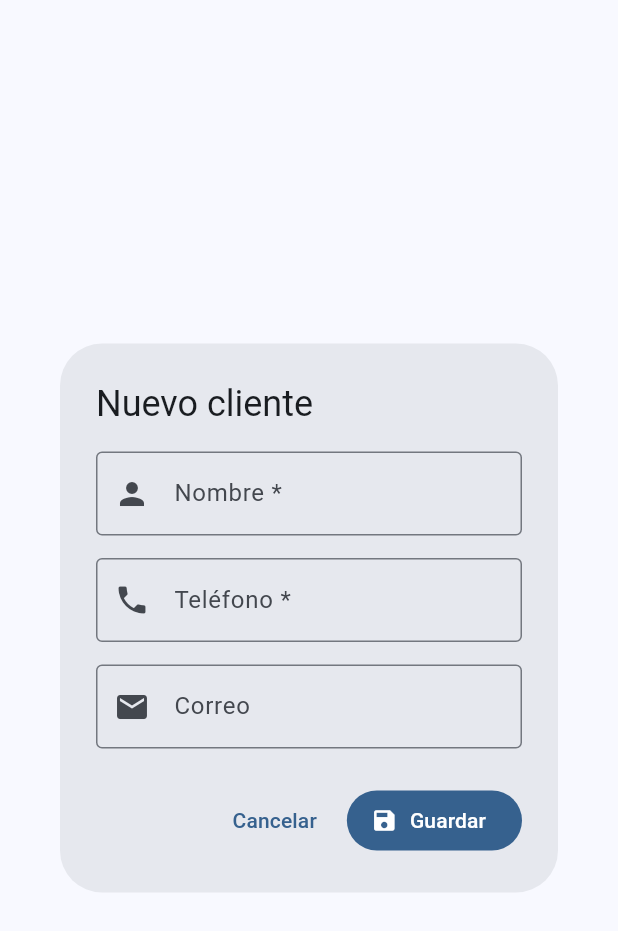
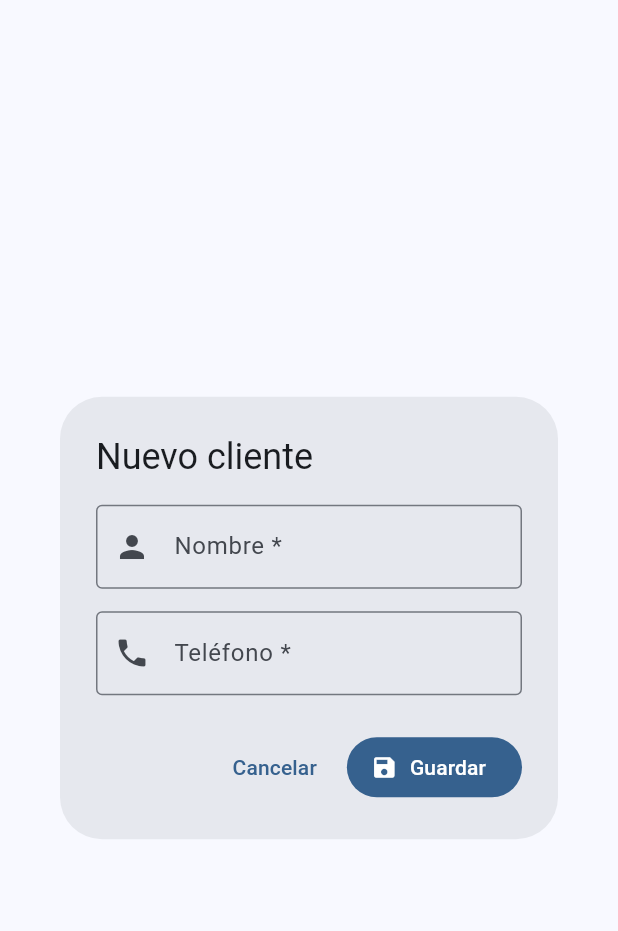
Before and after one commit to riagalv/repoServicio, a Flutter app: the FormularioClienteDialog widget shown alone on an empty page, opened directly, on a phone screen of 412 x 824 dp. Shown: the top 931 px of the screen. Run offline on Flutter 3.47's test engine with Material 3 defaults, Android fonts, the phone set to English and light mode, and no system bars; our stand-ins replace pdf, shared_preferences, sqflite_common_ffi; missing offline and left inert: file_selector; accounts and stored records are empty.

Commit message:
App Lista

```diff
--- a/registroapp/lib/database/database.dart
+++ b/registroapp/lib/database/database.dart
@@ -30,8 +30,7 @@ class DatabaseHelper {
             CREATE TABLE clientes (
               id INTEGER PRIMARY KEY AUTOINCREMENT,
               nombre TEXT NOT NULL,
-              telefono TEXT NOT NULL UNIQUE,
-              correo TEXT
+              telefono TEXT NOT NULL UNIQUE
             )
           ''');
           await db.execute('''
@@ -241,8 +240,7 @@ class DatabaseHelper {
       return await db.rawQuery('''
         SELECT ordenes.*,
                clientes.nombre AS cliente_nombre,
-               clientes.telefono AS cliente_telefono,
-               clientes.correo AS cliente_correo
+               clientes.telefono AS cliente_telefono
         FROM ordenes
         LEFT JOIN clientes ON ordenes.cliente_id = clientes.id
         ORDER BY ordenes.id DESC
@@ -252,8 +250,7 @@ class DatabaseHelper {
         return await db.rawQuery('''
           SELECT ordenes.*,
                  clientes.nombre AS cliente_nombre,
-                 clientes.telefono AS cliente_telefono,
-                 clientes.correo AS cliente_correo
+                 clientes.telefono AS cliente_telefono
           FROM ordenes
           LEFT JOIN clientes ON ordenes.clienteid = clientes.id
           ORDER BY ordenes.id DESC
@@ -272,7 +269,6 @@ class DatabaseHelper {
           if (c != null) {
             mut['cliente_nombre'] = c['nombre'];
             mut['cliente_telefono'] = c['telefono'];
-            mut['cliente_correo'] = c['correo'];
           }
           return mut;
         }).toList();
@@ -294,8 +290,7 @@ class DatabaseHelper {
       final resultado = await db.rawQuery('''
         SELECT ordenes.*,
                clientes.nombre AS cliente_nombre,
-               clientes.telefono AS cliente_telefono,
-               clientes.correo AS cliente_correo
+               clientes.telefono AS cliente_telefono
         FROM ordenes
         LEFT JOIN clientes ON ordenes.cliente_id = clientes.id
         WHERE ordenes.id = ?
@@ -308,8 +303,7 @@ class DatabaseHelper {
         final resultado = await db.rawQuery('''
           SELECT ordenes.*,
                  clientes.nombre AS cliente_nombre,
-                 clientes.telefono AS cliente_telefono,
-                 clientes.correo AS cliente_correo
+                 clientes.telefono AS cliente_telefono
           FROM ordenes
           LEFT JOIN clientes ON ordenes.clienteid = clientes.id
           WHERE ordenes.id = ?
@@ -334,7 +328,6 @@ class DatabaseHelper {
           if (cRes.isNotEmpty) {
             ord['cliente_nombre'] = cRes.first['nombre'];
             ord['cliente_telefono'] = cRes.first['telefono'];
-            ord['cliente_correo'] = cRes.first['correo'];
           }
         }
         return ord;
--- a/registroapp/lib/main.dart
+++ b/registroapp/lib/main.dart
@@ -258,8 +258,6 @@ class _InicioPageState extends State<InicioPage> {
                   _itemDetalleModal('Fecha:', fechaDisplay),
                   _itemDetalleModal('Cliente:', orden.clienteNombre ?? '-'),
                   _itemDetalleModal('Teléfono:', orden.clienteTelefono ?? '-'),
-                  if (orden.clienteCorreo != null && orden.clienteCorreo!.isNotEmpty)
-                    _itemDetalleModal('Correo:', orden.clienteCorreo!),
                   _itemDetalleModal('Equipo:', orden.equipo ?? '-'),
                   _itemDetalleModal('Problema:', orden.problema ?? '-'),
                   _itemDetalleModal('Estado:', orden.estado),
--- a/registroapp/lib/models/cliente.dart
+++ b/registroapp/lib/models/cliente.dart
@@ -2,32 +2,26 @@ class Cliente {
   final int? id;
   final String nombre;
   final String telefono;
-  final String? correo;
 
   Cliente({
     this.id,
     required this.nombre,
     required this.telefono,
-    this.correo,
   });
 
-  // Convertir Cliente a un mapa para SQLite
   Map<String, dynamic> toMap() {
     return {
       'id': id,
       'nombre': nombre,
       'telefono': telefono,
-      'correo': correo,
     };
   }
 
-  // Crear un Cliente a partir de los datos de SQLite
   factory Cliente.fromMap(Map<String, dynamic> map) {
     return Cliente(
       id: map['id'],
       nombre: map['nombre'],
       telefono: map['telefono'],
-      correo: map['correo'],
     );
   }
 }
--- a/registroapp/lib/models/orden.dart
+++ b/registroapp/lib/models/orden.dart
@@ -10,7 +10,6 @@ class Orden {
   final String? observaciones;
   final String? clienteNombre;
   final String? clienteTelefono;
-  final String? clienteCorreo;
 
   Orden({
     this.id,
@@ -24,7 +23,6 @@ class Orden {
     this.observaciones,
     this.clienteNombre,
     this.clienteTelefono,
-    this.clienteCorreo,
   });
 
   Map<String, dynamic> toMap() {
@@ -54,7 +52,6 @@ class Orden {
       observaciones: map['observaciones'],
       clienteNombre: map['cliente_nombre'] ?? map['nombre'],
       clienteTelefono: map['cliente_telefono'] ?? map['telefono'],
-      clienteCorreo: map['cliente_correo'] ?? map['correo'],
     );
   }
 }
--- a/registroapp/lib/screens/clientes/clientes_page.dart
+++ b/registroapp/lib/screens/clientes/clientes_page.dart
@@ -164,8 +164,7 @@ class _ClientesPageState extends State<ClientesPage> {
                           child: SizedBox(
                             width: double.infinity,
                             child: DataTable(
-                              headingRowColor:
-                                  WidgetStateProperty.all(
+                              headingRowColor: WidgetStateProperty.all(
                                 Colors.blue.shade50,
                               ),
                               columns: const [
@@ -174,12 +173,6 @@ class _ClientesPageState extends State<ClientesPage> {
                                 ),
                                 DataColumn(
                                   label: Text('Teléfono'),
-                                ),
-                                DataColumn(
-                                  label: Text('Correo'),
-                                ),
-                                DataColumn(
-                                  label: Text('Dirección'),
                                 ),
                                 DataColumn(
                                   label: Text('Acciones'),
@@ -195,21 +188,11 @@ class _ClientesPageState extends State<ClientesPage> {
                                       Text(cliente.telefono),
                                     ),
                                     DataCell(
-                                      Text(
-                                        cliente.correo?.isNotEmpty == true
-                                            ? cliente.correo!
-                                            : '-',
-                                      ),
-                                    ),
-
-                                    DataCell(
                                       Row(
                                         children: [
                                           IconButton(
                                             tooltip: 'Editar',
-                                            icon: const Icon(
-                                              Icons.edit,
-                                            ),
+                                            icon: const Icon(Icons.edit),
                                             onPressed: () {
                                               mostrarFormulario(
                                                 cliente: cliente,
@@ -218,9 +201,7 @@ class _ClientesPageState extends State<ClientesPage> {
                                           ),
                                           IconButton(
                                             tooltip: 'Eliminar',
-                                            icon: const Icon(
-                                              Icons.delete,
-                                            ),
+                                            icon: const Icon(Icons.delete),
                                             onPressed: () {
                                               eliminarCliente(cliente);
                                             },
@@ -261,8 +242,6 @@ class _FormularioClienteDialogState
 
   late final TextEditingController nombreController;
   late final TextEditingController telefonoController;
-  late final TextEditingController correoController;
-
 
   bool guardando = false;
 
@@ -279,18 +258,12 @@ class _FormularioClienteDialogState
     telefonoController = TextEditingController(
       text: widget.cliente?.telefono ?? '',
     );
-
-    correoController = TextEditingController(
-      text: widget.cliente?.correo ?? '',
-    );
-
   }
 
   @override
   void dispose() {
     nombreController.dispose();
     telefonoController.dispose();
-    correoController.dispose();
     super.dispose();
   }
 
@@ -305,8 +278,6 @@ class _FormularioClienteDialogState
 
     final nombre = nombreController.text.trim();
     final telefono = telefonoController.text.trim();
-    final correo = correoController.text.trim();
-
 
     final telefonoExiste = await DatabaseHelper.existeTelefono(
       telefono,
@@ -335,8 +306,6 @@ class _FormularioClienteDialogState
       id: widget.cliente?.id,
       nombre: nombre,
       telefono: telefono,
-      correo: correo.isEmpty ? null : correo,
-
     );
 
     if (editando) {
@@ -377,8 +346,7 @@ class _FormularioClienteDialogState
                     prefixIcon: Icon(Icons.person),
                   ),
                   validator: (value) {
-                    if (value == null ||
-                        value.trim().isEmpty) {
+                    if (value == null || value.trim().isEmpty) {
                       return 'El nombre es obligatorio';
                     }
                     return null;
@@ -395,25 +363,12 @@ class _FormularioClienteDialogState
                     prefixIcon: Icon(Icons.phone),
                   ),
                   validator: (value) {
-                    if (value == null ||
-                        value.trim().isEmpty) {
+                    if (value == null || value.trim().isEmpty) {
                       return 'El teléfono es obligatorio';
                     }
                     return null;
                   },
                 ),
-
-                const SizedBox(height: 15),
-
-                TextFormField(
-                  controller: correoController,
-                  decoration: const InputDecoration(
-                    labelText: 'Correo',
-                    border: OutlineInputBorder(),
-                    prefixIcon: Icon(Icons.email),
-                  ),
-                ),
-
               ],
             ),
           ),
@@ -445,6 +400,3 @@ class _FormularioClienteDialogState
     );
   }
 }
-//problematica
-//antecedentes
-//justifucacion
--- a/registroapp/lib/screens/ordenes/ordenes_page.dart
+++ b/registroapp/lib/screens/ordenes/ordenes_page.dart
@@ -228,7 +228,6 @@ class _OrdenesPageState extends State<OrdenesPage> {
                     children: [
                       Expanded(child: _detalle('Nombre', orden.clienteNombre ?? '-')),
                       Expanded(child: _detalle('Teléfono', orden.clienteTelefono ?? '-')),
-                      Expanded(child: _detalle('Correo', orden.clienteCorreo ?? '-')),
                     ],
                   ),
                   const SizedBox(height: 14),
--- a/registroapp/lib/services/pdf_service.dart
+++ b/registroapp/lib/services/pdf_service.dart
@@ -47,7 +47,6 @@ class PdfService {
                 children: [
                   _fila('Cliente', orden.clienteNombre ?? '-'),
                   _fila('Teléfono', orden.clienteTelefono ?? '-'),
-                  _fila('Correo', orden.clienteCorreo ?? '-'),
                   _fila(
                     'Fecha',
                     orden.fecha.contains('T')
```
Also changed, not shown: registroapp/lib/screens/ordenes/nueva_orden_dialog.dart (+0 -20 lines), 6 other files.
